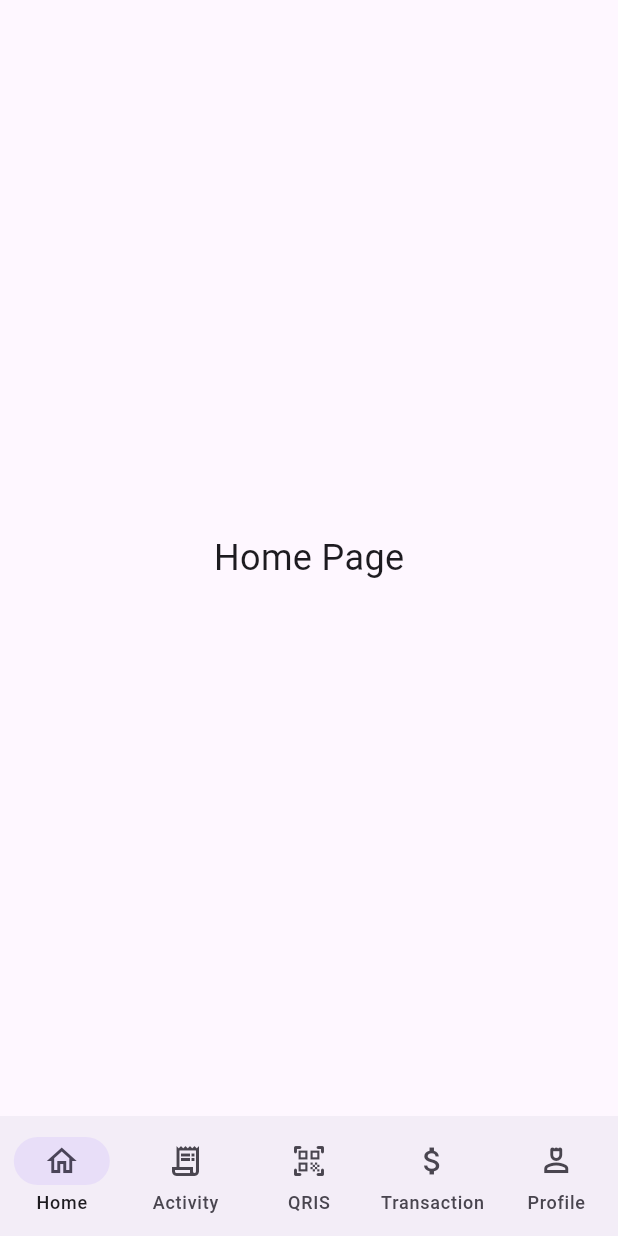
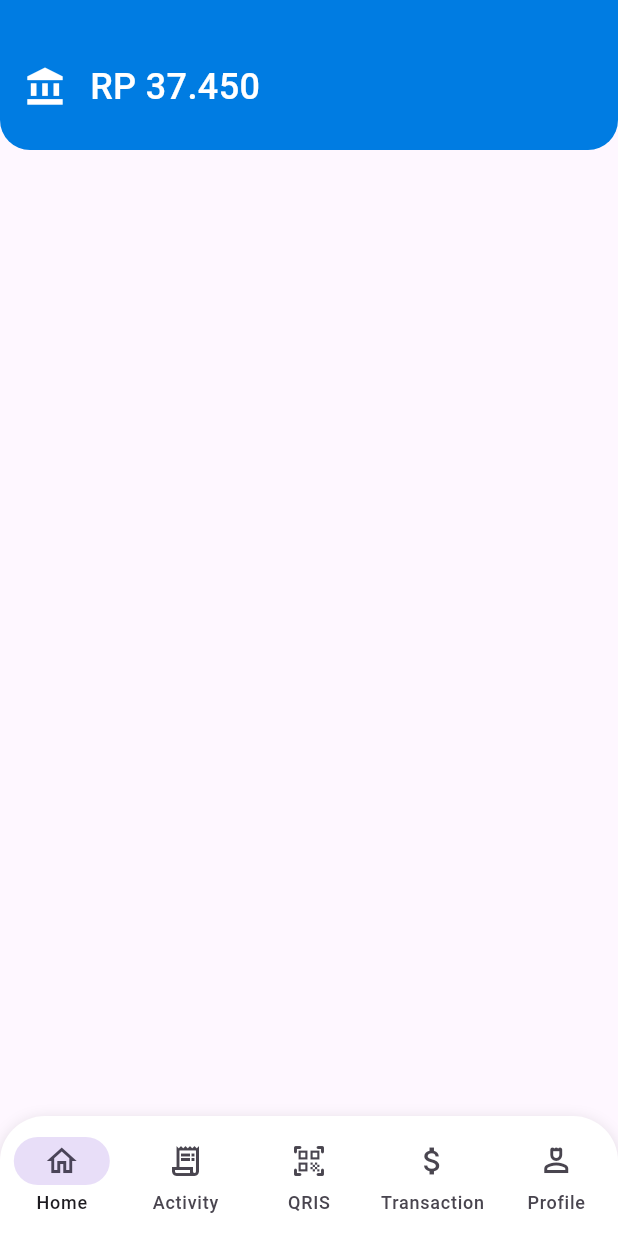
Before and after one commit to SiEncan/T-Cash, a Flutter app: the screen it shows after launch, on a phone screen of 412 x 824 dp. Run offline on Flutter 3.47's test engine with Material 3 defaults, Android fonts, the phone set to English and light mode, and no system bars.

Commit message:
change navbar design and create homescreen top bar with saldo

```diff
--- a/lib/bottom_navigation.dart
+++ b/lib/bottom_navigation.dart
@@ -1,4 +1,5 @@
 import 'package:flutter/material.dart';
+import 'package:fintar/home_tab.dart';
 
 class BottomNavigation extends StatefulWidget {
   const BottomNavigation({super.key});
@@ -12,7 +13,7 @@ class _BottomNavigationState extends State<BottomNavigation> {
   int _selectedIndex = 0;
 
   final List<Widget> _pages = [
-    const Center(child: Text('Home Page', style: TextStyle(fontSize: 24))),
+    const HomeTab(),
     const Center(child: Text('Activity', style: TextStyle(fontSize: 24))),
     const Center(child: Text('QR', style: TextStyle(fontSize: 24))),
     const Center(child: Text('Transaction', style: TextStyle(fontSize: 24))),
@@ -29,11 +30,26 @@ class _BottomNavigationState extends State<BottomNavigation> {
   Widget build(BuildContext context) {
     return Scaffold(
       body: _pages[_selectedIndex],
-      bottomNavigationBar: NavigationBar(
+      bottomNavigationBar: Container(
+        decoration: const BoxDecoration(
+          color: Colors.white,
+          borderRadius: BorderRadius.vertical(
+            top: Radius.circular(30),
+          ),
+          boxShadow: [
+            BoxShadow(
+              color: Colors.black12,
+              blurRadius: 8,
+              offset: Offset(0, 2),
+            ),
+          ],
+        ),
+        child: NavigationBar(
             height: 80,
             elevation: 0,
             selectedIndex: _selectedIndex,
             onDestinationSelected: _onItemTapped,
+            backgroundColor: Colors.transparent,
             destinations: const [
               NavigationDestination(
                   icon: Icon(Icons.home_outlined), label: 'Home'),
@@ -46,6 +62,7 @@ class _BottomNavigationState extends State<BottomNavigation> {
               NavigationDestination(
                   icon: Icon(Icons.person_4_outlined), label: 'Profile'),
             ]),
+      ),
     );
   }
 }
--- /dev/null
+++ b/lib/home_tab.dart
@@ -0,0 +1,56 @@
+import 'package:flutter/material.dart';
+
+class HomeTab extends StatelessWidget {
+  const HomeTab({super.key});
+
+  @override
+  Widget build(BuildContext context) {
+    return Scaffold(
+      body: SingleChildScrollView(
+        child: Column(
+          children: [
+            Container(
+              padding: const EdgeInsets.all(0),
+              height: 100, // besar container biru atas
+              decoration: const BoxDecoration(
+                color: Color.fromARGB(255, 0, 124, 226),
+                borderRadius: BorderRadius.only(
+                  topLeft: Radius.circular(0),
+                  topRight: Radius.circular(0),
+                  bottomLeft: Radius.circular(20),
+                  bottomRight: Radius.circular(20),
+                ),
+              ),
+              child: Container(
+                margin: const EdgeInsets.only(
+                    top: 16.0), // jarak antara text dan atas layar
+                child: const Row(
+                  mainAxisAlignment: MainAxisAlignment.start,
+                  children: [
+                    Padding(
+                      padding: EdgeInsets.all(
+                          16.0), //  jarak antara icon dan tepi container
+                      child: Icon(
+                        Icons.account_balance,
+                        color: Colors.white,
+                        size: 28,
+                      ),
+                    ),
+                    Text(
+                      'RP 37.450',
+                      style: TextStyle(
+                        color: Colors.white,
+                        fontSize: 24,
+                        fontWeight: FontWeight.w500,
+                      ),
+                    ),
+                  ],
+                ),
+              ),
+            ),
+          ],
+        ),
+      ),
+    );
+  }
+}
```
Lines whose indentation alone changed are shown as unchanged.
